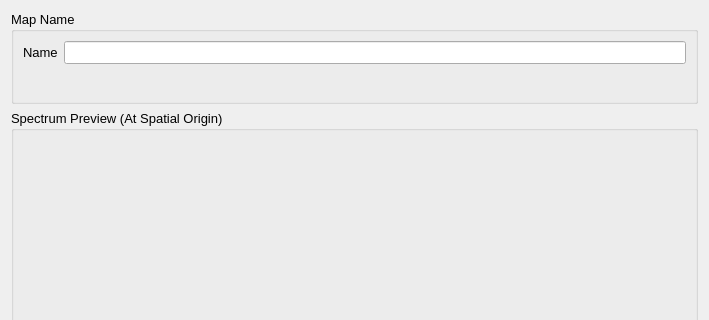
Before: the Qt Designer form Vespucci/GUI/Analysis/univariatedialog.ui in VespucciProject/Vespucci, drawn with Qt 5; both pictures show x 0 to 709 and y 0 to 320 of the 709 by 566 pixel window.
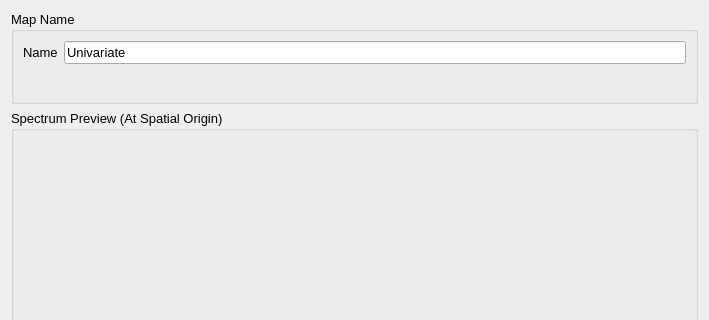
After: the same form once the commit is applied. Custom widgets are drawn as their Qt base class.

```diff
--- a/Vespucci/GUI/Analysis/univariatedialog.ui
+++ b/Vespucci/GUI/Analysis/univariatedialog.ui
@@ -151,7 +151,7 @@
       <item row="0" column="1">
        <widget class="QLineEdit" name="nameLineEdit">
         <property name="text">
-         <string/>
+         <string>Univariate</string>
         </property>
        </widget>
       </item>
```
